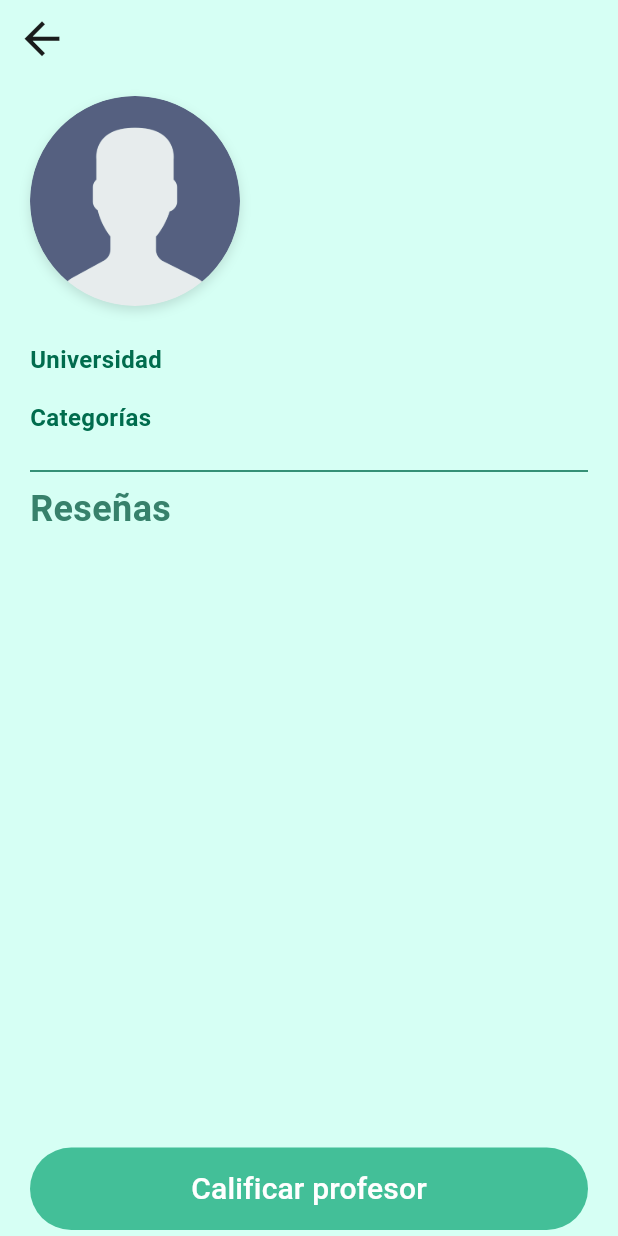
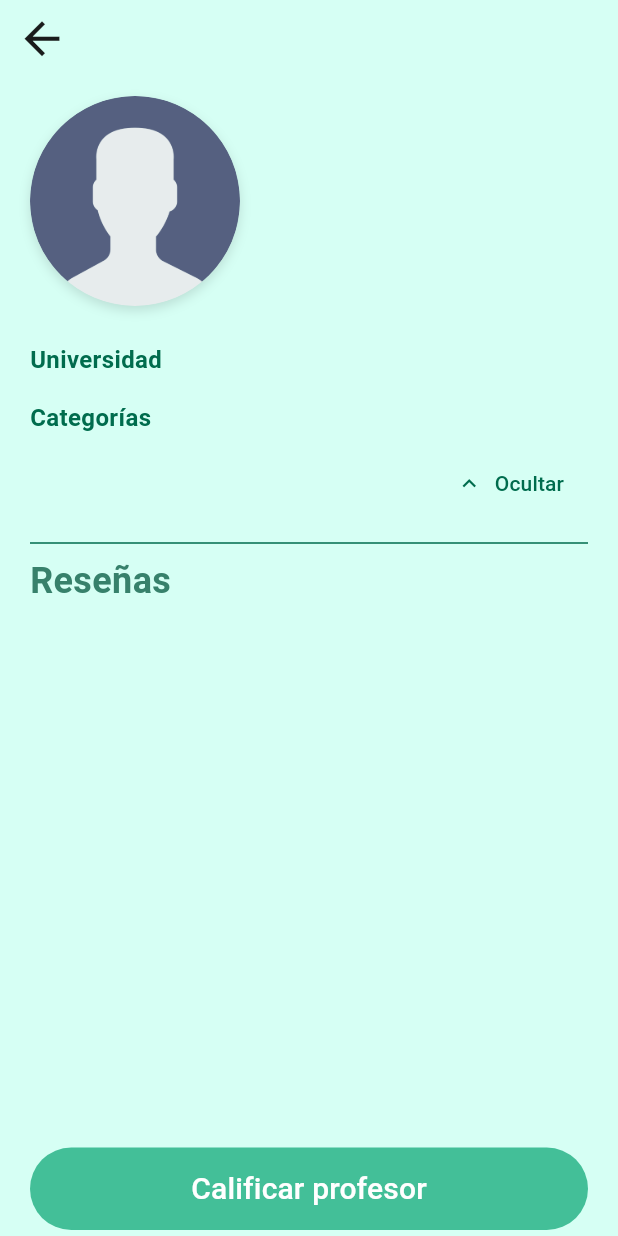
Before and after one commit to Sideron/programovilfront, a Flutter app: the ProfileTeacherPage screen opened directly with empty values, on a phone screen of 412 x 824 dp. Run offline on Flutter 3.47's test engine with Material 3 defaults, Android fonts, the phone set to English and light mode, and no system bars; our stand-ins replace flutter_dotenv, flutter_svg, get, google_fonts; network calls fail.

Commit message:
Obtecion de labels

```diff
--- a/lib/models/labels.dart
+++ b/lib/models/labels.dart
@@ -3,12 +3,14 @@ class Label {
   final String name;
   final String imageUrl;
   final int groupId;
+  final int? usageCount;
 
   Label({
     required this.labelId,
     required this.name,
     required this.imageUrl,
     required this.groupId,
+    this.usageCount,
   });
 
   factory Label.fromJson(Map<String, dynamic> json) {
@@ -17,6 +19,7 @@ class Label {
       name: json['name'],
       imageUrl: json['image_url'] ?? '',
       groupId: json['group_id'],
+      usageCount: json['usage_count'],
     );
   }
 
--- a/lib/pages/profileTeacher/profileTeacher_controller.dart
+++ b/lib/pages/profileTeacher/profileTeacher_controller.dart
@@ -1,4 +1,5 @@
 import 'package:get/get.dart';
+import 'package:programovilfront/models/labels.dart';
 import '../../models/colleges.dart';
 import '../../models/review_display.dart';
 import '../../services/college_service.dart';
@@ -8,10 +9,12 @@ import '../../services/teacher_service.dart';
 class ProfileTeacherController extends GetxController {
   var name = ''.obs;
   var image = ''.obs;
-  var labels = <String>[].obs;
+  var labels = <Label>[].obs;
   var reviews = <ReviewDisplay>[].obs;
   var colleges = <College>[].obs;
   var selectCollege = Rx<College?>(null);
+  var showAllLabels = true.obs;
+
   late final int teacherSelect;
 
   final _teacherService = TeacherService();
@@ -46,7 +49,9 @@ class ProfileTeacherController extends GetxController {
   Future<void> _loadReviews() async {
     final result = await _reviewService.getReviewsForTeacher(teacherSelect);
     reviews.assignAll(result.reviews);
-    labels.assignAll(result.usedLabelNames);
+
+    final labelList = await _reviewService.getLabelsByTeacher(teacherSelect);
+    labels.assignAll(labelList);
   }
 
   Future<void> reloadProfile() async {
--- a/lib/pages/profileTeacher/profileTeacher_page.dart
+++ b/lib/pages/profileTeacher/profileTeacher_page.dart
@@ -79,16 +79,38 @@ class ProfileTeacherPage extends StatelessWidget {
                 ),
               ),
               SizedBox(height: 8),
-              Obx(() => Wrap(
+              Obx(() => Align(
+  alignment: Alignment.centerRight,
+  child: TextButton.icon(
+    onPressed: () {
+      control.showAllLabels.toggle(); // cambia entre true y false
+    },
+    icon: Icon(
+      control.showAllLabels.value ? Icons.expand_less : Icons.expand_more,
+    ),
+    label: Text(
+      control.showAllLabels.value ? "Ocultar" : "Mostrar todas",
+    ),
+  ),
+)),
+
+              Obx(() {
+  final displayedLabels = control.showAllLabels.value
+      ? control.labels
+      : control.labels.take(6).toList();
+
+  return Wrap(
     spacing: 8,
-                    children: control.labels.map((label) {
+    children: displayedLabels.map((label) {
       return Chip(
-                        label: Text(label),
+        label: Text('${label.name} (${label.usageCount ?? 0})'),
         backgroundColor: Colors.blue[50],
         shape: StadiumBorder(),
       );
     }).toList(),
-                  )),
+  );
+}),
+
               SizedBox(height: 8),
               Divider(
                 color: Theme.of(context).colorScheme.primary,
```
Also changed, not shown: lib/services/review_service.dart (+22 -0 lines). Lines whose indentation alone changed are shown as unchanged.
